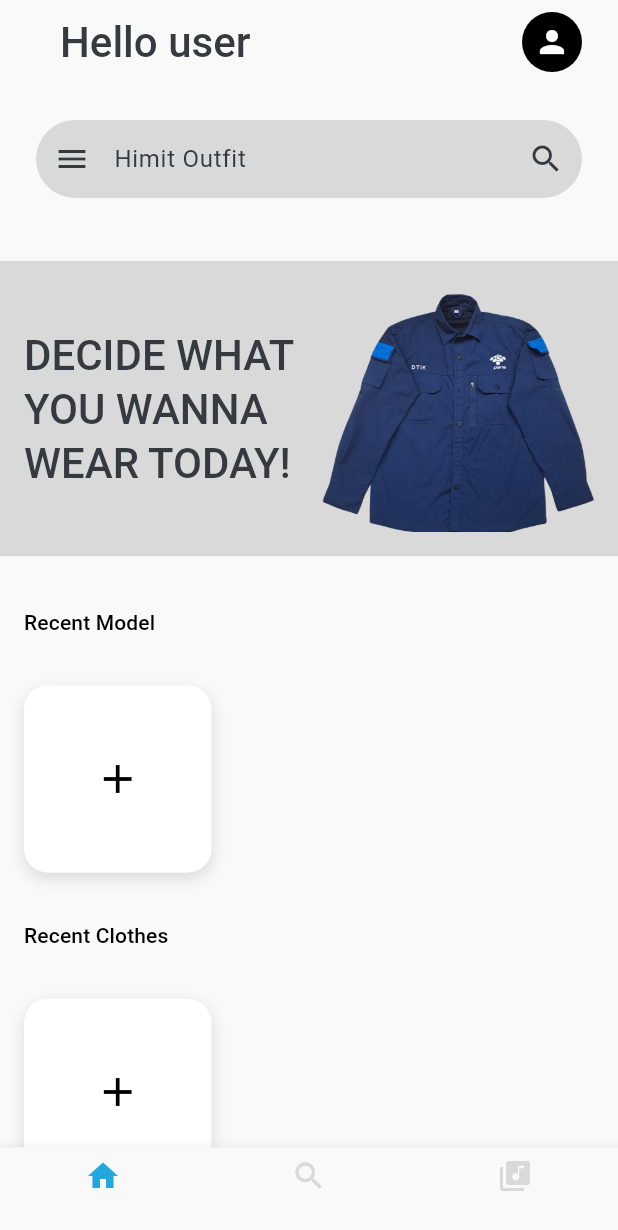
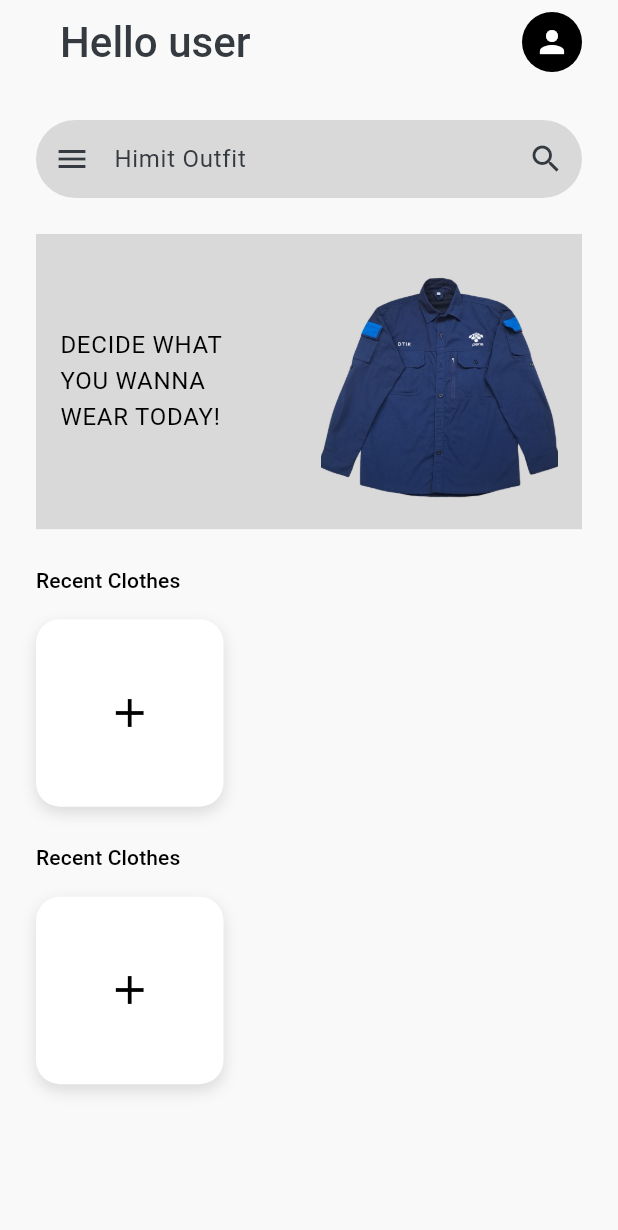
Before and after one commit to Modisch-PENS/modisch-mobile, a Flutter app: the screen it shows after launch, on a phone screen of 412 x 824 dp. Shown: the top 1230 px of the screen. Run offline on Flutter 3.47's test engine with Material 3 defaults, Android fonts, the phone set to English and light mode, and no system bars.

Commit message:
fixing spacing and remove navigation bar

```diff
--- a/lib/pages/home_page.dart
+++ b/lib/pages/home_page.dart
@@ -34,57 +34,45 @@ class _HomePageState extends State<HomePage> {
         ]
       ),
       body: SingleChildScrollView(
-        child: Column(
-          crossAxisAlignment: CrossAxisAlignment.start,
-          children: [
-            Padding(
-              padding: EdgeInsets.all(24),
-              child: Column(
+        child: Padding(
+          padding: EdgeInsets.all(24),
+          child: Column(
+            crossAxisAlignment: CrossAxisAlignment.start,
+            children: [
+              Column(
                 children: [
                   Container(
                     decoration: BoxDecoration(
-                      color:AppColors.disabled,
+                      color: AppColors.disabled,
                       borderRadius: BorderRadius.circular(28),
                     ),
                     child: TextField(
                       decoration: InputDecoration(
                         hintText: 'Himit Outfit',
-                        hintStyle: TextStyle(
-                          color: AppColors.secondary,
-                        ),
+                        hintStyle: TextStyle(color: AppColors.secondary),
                         border: InputBorder.none,
-                        prefixIcon: Icon(
-                          Icons.menu,
-                          color: AppColors.secondary,
-                        ),
-                        suffixIcon: Icon(
-                          Icons.search,
-                          color: AppColors.secondary,
-                        ),
-                        contentPadding: EdgeInsets.symmetric(vertical: 14)
+                        prefixIcon: Icon(Icons.menu, color: AppColors.secondary),
+                        suffixIcon: Icon(Icons.search, color: AppColors.secondary),
+                        contentPadding: EdgeInsets.symmetric(vertical: 14),
                       ),
                     ),
-                  )
+                  ),
                 ],
               ),
-            ),
-            Padding(
-              padding: const EdgeInsets.symmetric(vertical: 18),
-              child: Container(
+              SizedBox(height: 24),
+              Container(
                 color: AppColors.disabled,
                 padding: const EdgeInsets.all(16),
                 child: Row(
                   children: [
                     Expanded(
-                      flex: 1,
                       child: Text(
                         'DECIDE WHAT\nYOU WANNA\nWEAR TODAY!',
-                        style: AppTypography.pageTitle(context)
+                        style: AppTypography.inputTextPlaceholder(context),
                       ),
                     ),
                     const SizedBox(width: 16),
                     Expanded(
-                      flex: 1,
                       child: Image.asset(
                         'assets/clothes/shirt/shirt_jaslab.png',
                         height: MediaQuery.of(context).size.width * 0.4,
@@ -94,48 +82,24 @@ class _HomePageState extends State<HomePage> {
                   ],
                 ),
               ),
-            ),
-            Padding(
-              padding: EdgeInsets.all(16),
-              child: Text(
-                'Recent Model',
-                style: AppTypography.buttonLabel(context)
+              SizedBox(height: 24),
+              Text(
+                'Recent Clothes',
+                style: AppTypography.buttonLabel(context),
               ),
-            ),
-            Padding(
-              padding: EdgeInsets.all(16),
-              child: buildShortcutButton()
-            ),
-            Padding(
-              padding: EdgeInsets.all(16),
-              child: Text(
+              SizedBox(height: 16),
+              buildShortcutButton(),
+              SizedBox(height: 24),
+              Text(
                 'Recent Clothes',
-                style: AppTypography.buttonLabel(context)
+                style: AppTypography.buttonLabel(context),
               ),
-            ),
-            Padding(
-              padding: EdgeInsets.all(16),
-              child: buildShortcutButton()
-            ),
-          ],
+              SizedBox(height: 16),
+              buildShortcutButton(),
+            ],
+          ),
         ),
       ),
-      bottomNavigationBar: BottomNavigationBar(
-      currentIndex: _currentIndex,
-      selectedItemColor: AppColors.tertiary, // warna item aktif
-      unselectedItemColor: AppColors.disabled, // warna item tidak aktif
-      onTap: (index) {
-        setState(() {
-          _currentIndex = index;
-        });
-      },
-      items: [
-        BottomNavigationBarItem(icon: Icon(Icons.home), label: ''),
-        BottomNavigationBarItem(icon: Icon(Icons.search), label: ''),
-        BottomNavigationBarItem(icon: Icon(Icons.library_music), label: ''),
-      ],
-    ),
-
     );
   }
 
```
